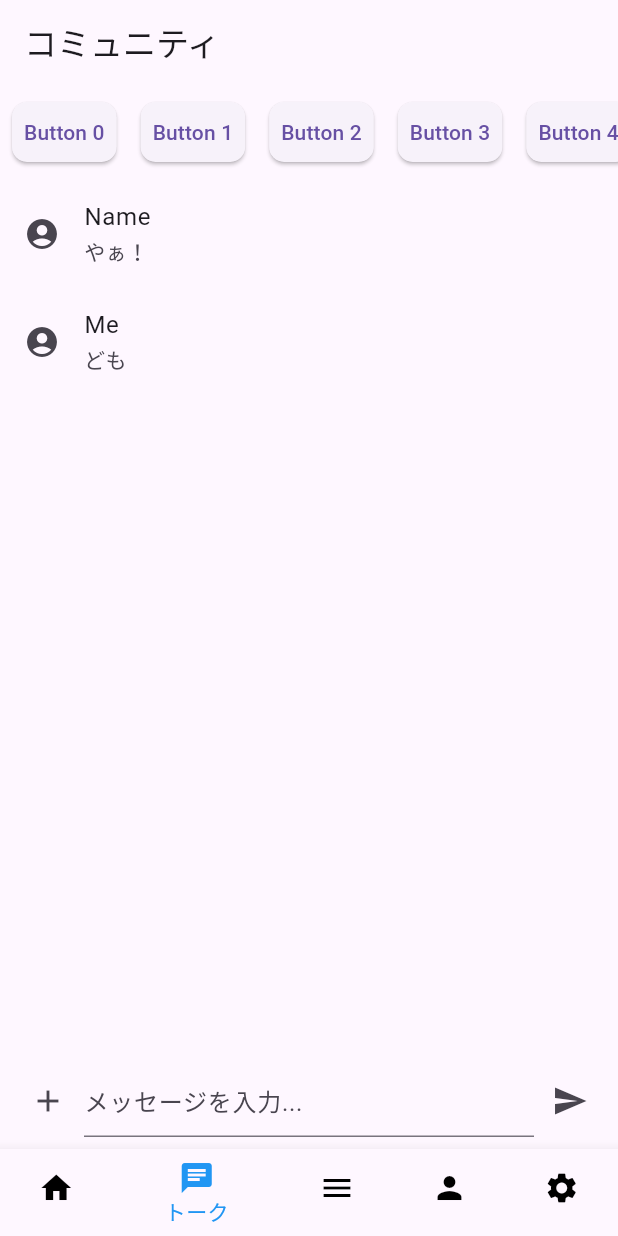
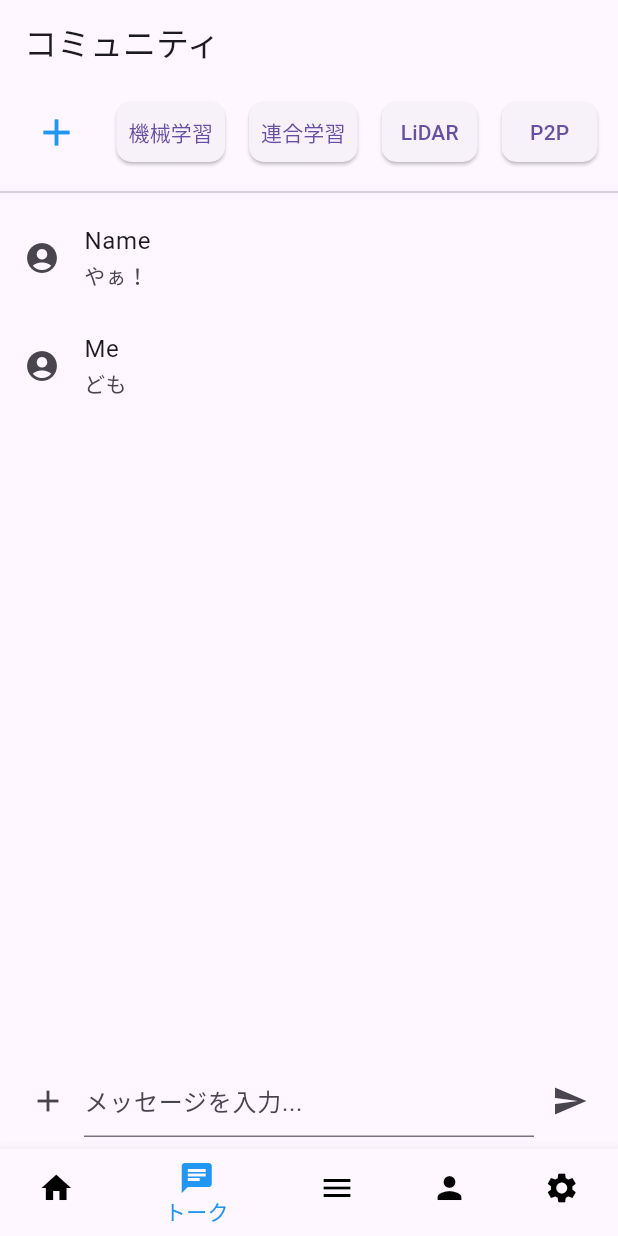
Before and after one commit to jphacks/tk_2418, a Flutter app: the screen it shows after launch, item 2 of the bottom bar chosen, after a tap on the "add" icon, on a phone screen of 412 x 824 dp. Run offline on Flutter 3.47's test engine with Material 3 defaults, Android fonts, the phone set to English and light mode, and no system bars; accounts and stored records are empty.

Commit message:
update comm view

```diff
--- a/frontend/lib/view/community_view.dart
+++ b/frontend/lib/view/community_view.dart
@@ -41,14 +41,27 @@ class _CommunityViewState extends State<CommunityView> {
         children: [
           SingleChildScrollView(
             scrollDirection: Axis.horizontal,
+
             child: Row(
+              children: [
+                Padding(
+                  padding: const EdgeInsets.all(8.0),
+                  child: IconButton(
+                      onPressed: (){},
+                      icon: const Icon(
+                        Icons.add,
+                        size: 30,
+                        color: Colors.blue,
+                      )
+                  ),
+                ),
+
+                Row(
                   mainAxisAlignment: MainAxisAlignment.spaceAround,
-              children: List.generate(10, (index) {
+                  children: List.generate(_items.length, (index) {
                     return Padding(
                       padding: const EdgeInsets.all(8.0),
                       child: ElevatedButton(
-                    // ボタンが押された時の処理
-                    onPressed: () => _toggleButton(index),
                         style: ElevatedButton.styleFrom(
                           backgroundColor: _selected[index] ? Colors.green : null,
                           shape: RoundedRectangleBorder(
@@ -56,6 +69,9 @@ class _CommunityViewState extends State<CommunityView> {
                           ),
                           padding: const EdgeInsets.symmetric(horizontal: 8.0),
                         ),
+
+                        // ボタンが押された時の処理
+                        onPressed: () => _toggleButton(index),
 
                         // チェックを入れる
                         child: Row(
@@ -65,7 +81,7 @@ class _CommunityViewState extends State<CommunityView> {
                               // const SizedBox(width: 8.0),
                               const Icon(Icons.check),
                             ],
-                        Text("Button $index"),
+                            Text(_items[index]),
                           ],
                         ),
                       ),
@@ -75,8 +91,11 @@ class _CommunityViewState extends State<CommunityView> {
                   //   ElevatedButton(onPressed: () {}, child: Text('連合学習')),
                   // ],
                 ),
+              ],
+            ),
           ),
 
+          const Divider(),
           Expanded(
             child: ListView(
               children: const [
--- a/frontend/lib/view/home_view.dart
+++ b/frontend/lib/view/home_view.dart
@@ -42,6 +42,11 @@ class _HomeScreenState extends State<HomeScreen> {
   void _toggleButton(int index) {
     setState(() {
       _selected[index] = !_selected[index];
+
+      // if (_selected[index]) {
+      //   TalkTopicWidget(title: _items[index], views: 15);
+      //
+      // }
     });
   }
 
@@ -58,6 +63,7 @@ class _HomeScreenState extends State<HomeScreen> {
           children: [
             SingleChildScrollView(
               scrollDirection: Axis.horizontal,
+
               child: Row(
                 children: [
                   Padding(
@@ -73,14 +79,10 @@ class _HomeScreenState extends State<HomeScreen> {
                   ),
 
                   Row(
-                    children: List.generate(10, (index) {
+                    children: List.generate(_items.length, (index) {
                       return Padding(
                         padding: const EdgeInsets.all(8.0),
                         child: ElevatedButton(
-
-                          // ボタンが押された時の処理
-                          onPressed: () =>
-                          _toggleButton(index),
                           style: ElevatedButton.styleFrom(
                             backgroundColor: _selected[index] ? Colors.green : null,
                             shape: RoundedRectangleBorder(
@@ -88,6 +90,9 @@ class _HomeScreenState extends State<HomeScreen> {
                             ),
                             padding: const EdgeInsets.symmetric(horizontal: 8.0),
                           ),
+
+                          // ボタンが押された時の処理
+                          onPressed: () => _toggleButton(index),
 
                           // チェックを入れる
                           child: Row(
@@ -97,7 +102,7 @@ class _HomeScreenState extends State<HomeScreen> {
                                 // const SizedBox(width: 8.0),
                                 const Icon(Icons.check),
                               ],
-                              Text("Button $index"),
+                              Text(_items[index]),
                             ],
                           ),
 
```
Lines whose indentation alone changed are shown as unchanged.
